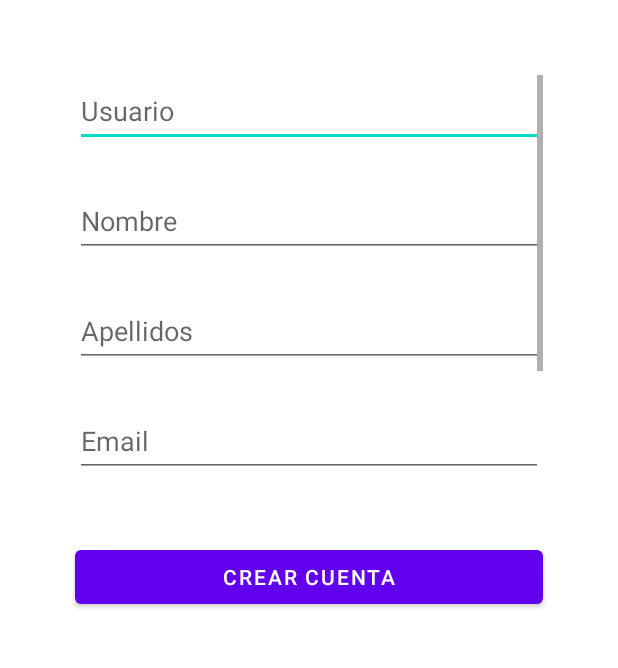
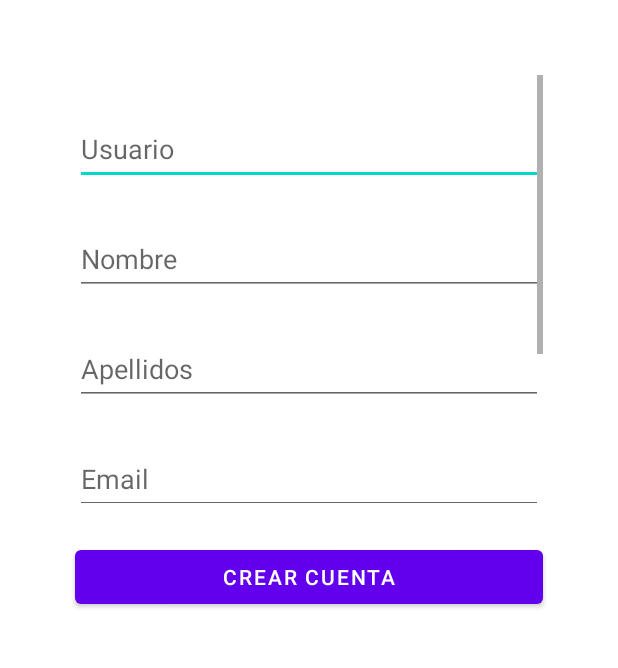
Before and after one commit to cas1201/ISOApp, an Android app: the CreateAccountActivity screen opened directly, with no data from a screen before it, on a phone screen of 412 x 824 dp, the part 255-923 px from its top. Run offline under Robolectric (Android 15) with nearby library versions, the phone set to English and light mode, and no system bars.

Commit message:
Se ha arreglado la crecaión de usuarios

```diff
--- a/app/src/main/java/com/iso/easyhodling/DBConnect.kt
+++ b/app/src/main/java/com/iso/easyhodling/DBConnect.kt
@@ -23,8 +23,7 @@ class DBConnect(context: Context) : SQLiteOpenHelper(context, dbname, factory, v
     }
 
     // Funcion para añadir un nuevo usuario a la base de datos
-    fun addUserToDB (context: Context, name: String, surname: String, username: String,
-                     email: String, password: String){
+    fun addUserToDB (context: Context, username: String, name: String, surname: String, email: String, password: String){
         val db: SQLiteDatabase = writableDatabase
         val values: ContentValues = ContentValues()
         values.put("nombreUsuario", username)
@@ -35,7 +34,7 @@ class DBConnect(context: Context) : SQLiteOpenHelper(context, dbname, factory, v
         //ENCRIPTAR CONTRASEÑA
         //https://code.tutsplus.com/es/tutorials/storing-data-securely-on-android--cms-30558
         db.insert("usuario", null, values)
-        //db.close()
+        db.close()
     }
 
     // Funcion para comprobar los datos de un usuario que intenta iniciar sesion
--- a/app/src/main/res/layout/activity_create_account.xml
+++ b/app/src/main/res/layout/activity_create_account.xml
@@ -43,16 +43,17 @@
                 android:ems="10"
                 android:hint="@string/user"
                 android:inputType="textPersonName"
+                android:layout_marginTop="25dp"
                 android:minHeight="48dp" />
 
             <EditText
                 android:id="@+id/nameText"
                 android:layout_width="match_parent"
                 android:layout_height="wrap_content"
-                android:layout_marginTop="25dp"
                 android:ems="10"
                 android:hint="@string/name"
                 android:inputType="textPersonName"
+                android:layout_marginTop="25dp"
                 android:minHeight="48dp" />
 
             <EditText
```
